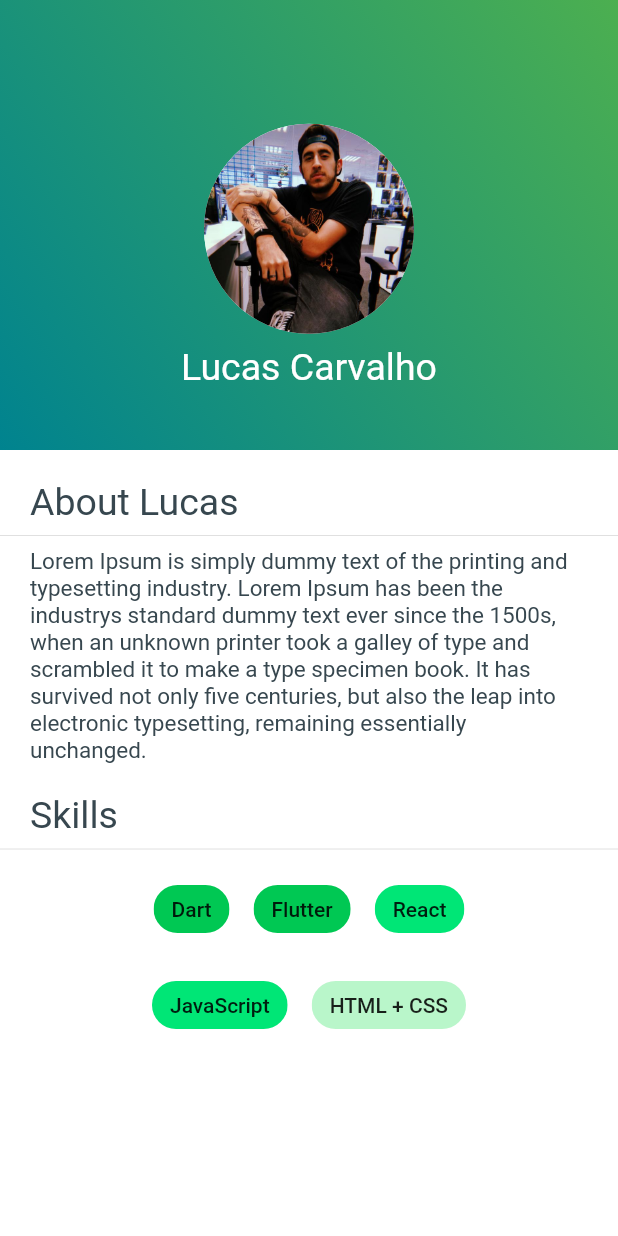
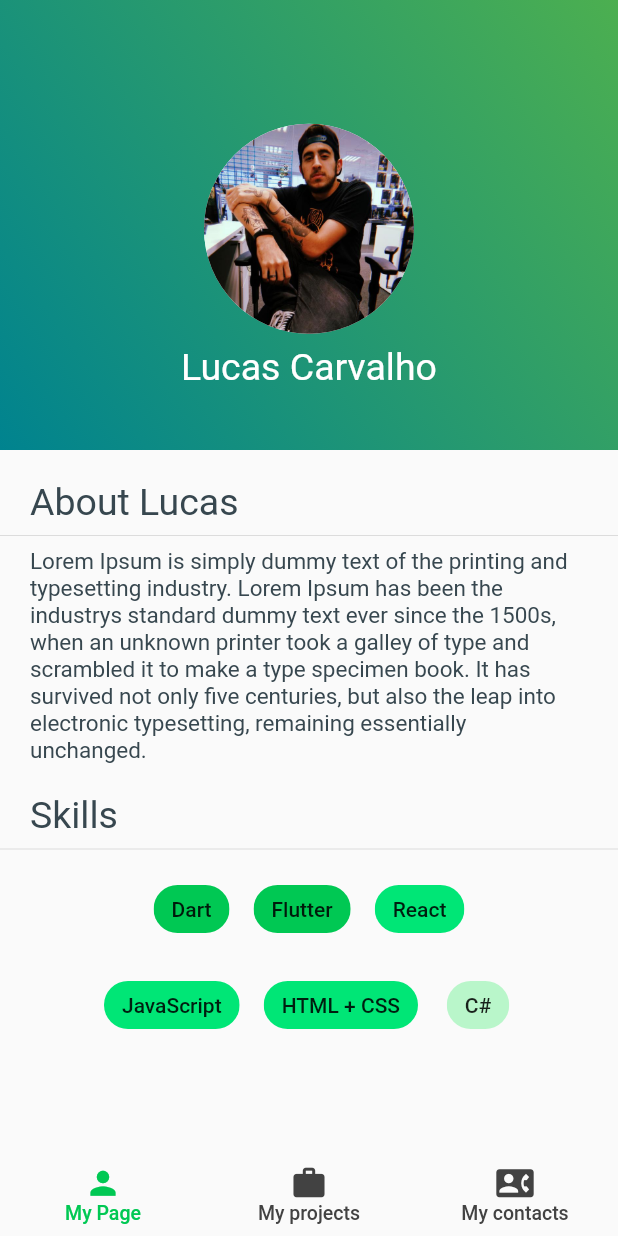
Before and after one commit to LucssCarvalho/my_portifolio, a Flutter app: the screen it shows after launch, on a phone screen of 412 x 824 dp. Run offline on Flutter 3.47's test engine with Material 2 defaults, Android fonts, the phone set to English and light mode, and no system bars; missing offline and left inert: mdi.

Commit message:
fix pages

```diff
--- a/lib/HomePage.dart
+++ /dev/null
@@ -1,56 +0,0 @@
-import 'package:flutter/material.dart';
-import 'package:mdi/mdi.dart';
-import 'package:my_portifolio/pages/pageOne.dart';
-
-class HomePage extends StatefulWidget {
-  @override
-  _HomePageState createState() => _HomePageState();
-}
-
-class _HomePageState extends State<HomePage> {
-  @override
-  Widget build(BuildContext context) {
-    return Scaffold(
-      body: Container(
-        child: buildPageView(),
-      ),
-    );
-  }
-}
-
-Widget buildPageView() {
-  return PageView(
-    scrollDirection: Axis.horizontal,
-    pageSnapping: true,
-    physics: BouncingScrollPhysics(),
-    children: <Widget>[
-      pageOne(),
-      pageTwo(),
-      pageThree(),
-    ],
-    onPageChanged: (num) {
-      print("Número da página atual : " + num.toString());
-    },
-  );
-}
-
-pageOne() {
-  return Container(
-    color: Colors.white,
-    child: Column(
-      children: <Widget>[banner(), bio(), skills()],
-    ),
-  );
-}
-
-pageTwo() {
-  return Container(
-    color: Colors.white,
-  );
-}
-
-pageThree() {
-  return Container(
-    color: Colors.white,
-  );
-}
--- a/lib/main.dart
+++ b/lib/main.dart
@@ -1,6 +1,7 @@
 import 'package:flutter/material.dart';
-
-import 'HomePage.dart';
+import 'package:my_portifolio/pages/PageThree/PageThree.dart';
+import 'package:my_portifolio/pages/pageOne/HomePage.dart';
+import 'package:my_portifolio/pages/pageTwo/PageTwo.dart';
 
 void main() => runApp(MyApp());
 
@@ -13,7 +14,76 @@ class MyApp extends StatelessWidget {
       theme: ThemeData(
         primarySwatch: Colors.blue,
       ),
-      home: HomePage(),
+      home: Tabbar(),
     );
   }
 }
+
+class Tabbar extends StatelessWidget {
+  @override
+  Widget build(BuildContext context) {
+    return DefaultTabController(
+      length: 3,
+      child: Scaffold(
+        bottomNavigationBar: TabBar(
+          tabs: [
+            Tab(
+              child: Container(
+                child: Column(
+                  children: <Widget>[
+                    Icon(
+                      Icons.person,
+                      size: 25,
+                    ),
+                    Text(
+                      'My Page',
+                      style: TextStyle(fontSize: 13),
+                    )
+                  ],
+                ),
+              ),
+            ),
+            Tab(
+              child: Container(
+                child: Column(
+                  children: <Widget>[
+                    Icon(
+                      Icons.work,
+                      size: 25,
+                    ),
+                    Text(
+                      'My projects',
+                      style: TextStyle(fontSize: 13),
+                    )
+                  ],
+                ),
+              ),
+            ),
+            Tab(
+              child: Container(
+                child: Column(
+                  children: <Widget>[
+                    Icon(
+                      Icons.contact_phone,
+                      size: 25,
+                    ),
+                    Text(
+                      'My contacts',
+                      style: TextStyle(fontSize: 13),
+                    )
+                  ],
+                ),
+              ),
+            ),
+          ],
+          indicatorWeight: 2,
+          labelStyle: TextStyle(fontSize: 10),
+          unselectedLabelColor: Colors.grey[800],
+          labelColor: Colors.greenAccent[700],
+          indicatorColor: Colors.transparent,
+        ),
+        body: TabBarView(children: [HomePage(), PageTwo(), PageThree()]),
+      ),
+    );
+  }
+}
--- /dev/null
+++ b/lib/pages/pageOne/HomePage.dart
@@ -0,0 +1,19 @@
+import 'package:flutter/material.dart';
+import 'package:my_portifolio/pages/pageOne/pageOne.dart';
+
+class HomePage extends StatefulWidget {
+  @override
+  _HomePageState createState() => _HomePageState();
+}
+
+class _HomePageState extends State<HomePage> {
+  @override
+  Widget build(BuildContext context) {
+    return Scaffold(
+      body: Container(
+          child: Column(
+        children: <Widget>[banner(), bio(), skills()],
+      )),
+    );
+  }
+}
--- a/lib/pages/pageOne.dart
+++ b/lib/pages/pageOne/pageOne.dart
@@ -95,7 +95,8 @@ Widget skills() {
         mainAxisAlignment: MainAxisAlignment.center,
         children: <Widget>[
           chipLabel('JavaScript', Colors.greenAccent[400]),
-          chipLabel('HTML + CSS', Colors.greenAccent[100]),
+          chipLabel('HTML + CSS', Colors.greenAccent[400]),
+          chipLabel('C#', Colors.greenAccent[100]),
         ],
       ),
       Column(
```
